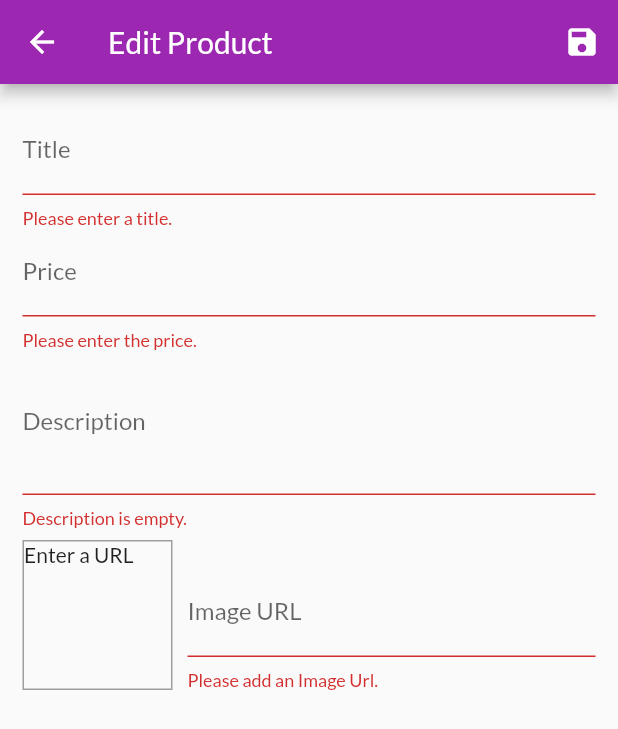
After one commit to SaadiSidali/ShopApp, a Flutter app: the EditProductScreen screen opened by its route, after a tap on the "save" icon, on a phone screen of 412 x 824 dp. The commit adds this screen. Shown: the top 729 px of the screen. Run offline on Flutter 3.47's test engine with Material 2 defaults, Android fonts, the phone set to English and light mode, and no system bars; network calls fail.

Commit message:
finshed the 9th ... was cool can't complain

```diff
--- a/lib/main.dart
+++ b/lib/main.dart
@@ -1,11 +1,13 @@
 import 'package:flutter/material.dart';
 import 'package:provider/provider.dart';
 
+import './screens/user_products_screen.dart';
 import './screens/orders_screen.dart';
 import './screens/cart_screen.dart';
-import './providers/cart.dart';
 import './screens/products_overview_screen.dart';
 import './screens/product_detail_screen.dart';
+import './screens/edit_products_screen.dart';
+import './providers/cart.dart';
 import './providers/products.dart';
 import './providers/orders.dart';
 
@@ -38,6 +40,8 @@ class MyApp extends StatelessWidget {
           ProductDetailScreen.routeName: (ctx) => ProductDetailScreen(),
           CartScreen.routeName: (ctx) => CartScreen(),
           OrdersScreen.routeName: (ctx) => OrdersScreen(),
+          UserProductsScreen.routeName: (ctx) => UserProductsScreen(),
+          EditProductScreen.routeName: (ctx) => EditProductScreen()
         },
       ),
     );
--- a/lib/providers/products.dart
+++ b/lib/providers/products.dart
@@ -48,7 +48,29 @@ class Products with ChangeNotifier {
     return _items.firstWhere((item) => item.id == id);
   }
 
-  void addProduct() {
+  void addProduct(Product product) {
+    final newProduct = Product(
+        id: DateTime.now().toString(),
+        title: product.title,
+        price: product.price,
+        description: product.description,
+        imageUrl: product.imageUrl);
+    _items.add(newProduct);
+    notifyListeners();
+  }
+
+  void updateProduct(String id, Product newProduct) {
+    final prodIndex = _items.indexWhere((prod) => prod.id == id);
+    if (prodIndex > 0) {
+      _items[prodIndex] = newProduct;
+      notifyListeners();
+    } else {
+      print('object');
+    }
+  }
+
+  void delete(String id) {
+    _items.removeWhere((prod) => prod.id == id);
     notifyListeners();
   }
 }
--- /dev/null
+++ b/lib/screens/edit_products_screen.dart
@@ -0,0 +1,241 @@
+import 'package:flutter/material.dart';
+import 'package:provider/provider.dart';
+
+import '../providers/product.dart';
+import '../providers/products.dart';
+
+class EditProductScreen extends StatefulWidget {
+  static const routeName = '/edit-product-screen';
+  @override
+  _EditProductScreenState createState() => _EditProductScreenState();
+}
+
+class _EditProductScreenState extends State<EditProductScreen> {
+  final _priceFocusNode = FocusNode();
+  final _descriptionFocusNode = FocusNode();
+  final _imageFocusNode = FocusNode();
+  final _imageUrlController = TextEditingController();
+  final _form = GlobalKey<FormState>();
+  var _editedProduct = Product(
+    id: null,
+    title: '',
+    price: 0,
+    description: '',
+    imageUrl: '',
+  );
+  var _initvalues = {
+    'title': '',
+    'price': '',
+    'description': '',
+    'imageUrl': '',
+  };
+
+  var _isInit = true;
+  @override
+  void initState() {
+    _imageFocusNode.addListener(_updateImageUrl);
+    super.initState();
+  }
+
+  @override
+  void didChangeDependencies() {
+    if (_isInit) {
+      final productId = ModalRoute.of(context).settings.arguments as String;
+      if (productId != null) {
+        _editedProduct = Provider.of<Products>(context).findById(productId);
+        _initvalues = {
+          'title': _editedProduct.title,
+          'price': _editedProduct.price.toString(),
+          'description': _editedProduct.description,
+          'imageUrl': '',
+        };
+        _imageUrlController.text = _editedProduct.imageUrl;
+      }
+    }
+    _isInit = false;
+    super.didChangeDependencies();
+  }
+
+  @override
+  void dispose() {
+    _imageFocusNode.removeListener(_updateImageUrl);
+    _priceFocusNode.dispose();
+    _descriptionFocusNode.dispose();
+    _imageUrlController.dispose();
+    _imageFocusNode.dispose();
+    super.dispose();
+  }
+
+  void _updateImageUrl() {
+    if (!_imageFocusNode.hasFocus) {
+      setState(() {});
+    }
+  }
+
+  void _saveForm() {
+    var isValid = _form.currentState.validate();
+    if (!isValid) {
+      return;
+    }
+    _form.currentState.save();
+    if (_editedProduct.id != null) {
+      Provider.of<Products>(context, listen: false)
+          .updateProduct(_editedProduct.id, _editedProduct);
+    } else {
+      Provider.of<Products>(context, listen: false).addProduct(_editedProduct);
+    }
+    Navigator.of(context).pop();
+  }
+
+  @override
+  Widget build(BuildContext context) {
+    return Scaffold(
+      appBar: AppBar(
+        title: Text('Edit Product'),
+        actions: <Widget>[
+          IconButton(
+            icon: Icon(Icons.save),
+            onPressed: _saveForm,
+          )
+        ],
+      ),
+      body: Padding(
+        padding: const EdgeInsets.all(15),
+        child: Form(
+          key: _form,
+          child: ListView(
+            children: <Widget>[
+              TextFormField(
+                initialValue: _initvalues['title'],
+                validator: (value) {
+                  if (value.isEmpty) {
+                    return 'Please enter a title.';
+                  }
+                  return null;
+                },
+                decoration: InputDecoration(labelText: 'Title'),
+                textInputAction: TextInputAction.next,
+                onFieldSubmitted: (_) {
+                  FocusScope.of(context).requestFocus(_priceFocusNode);
+                },
+                onSaved: (value) {
+                  _editedProduct = Product(
+                      title: value,
+                      price: _editedProduct.price,
+                      description: _editedProduct.description,
+                      imageUrl: _editedProduct.imageUrl,
+                      id: _editedProduct.id,
+                      isfavorite: _editedProduct.isfavorite);
+                },
+              ),
+              TextFormField(
+                initialValue: _initvalues['price'],
+                validator: (value) {
+                  if (value.isEmpty) {
+                    return 'Please enter the price.';
+                  }
+                  if (double.tryParse(value) == null) {
+                    return 'Please enter a valid price.';
+                  }
+                  if (double.parse(value) < 0) {
+                    return 'Please enter a positive price.';
+                  }
+                  return null;
+                },
+                decoration: InputDecoration(labelText: 'Price'),
+                textInputAction: TextInputAction.next,
+                keyboardType: TextInputType.number,
+                focusNode: _priceFocusNode,
+                onFieldSubmitted: (_) {
+                  FocusScope.of(context).requestFocus(_descriptionFocusNode);
+                },
+                onSaved: (value) {
+                  _editedProduct = Product(
+                      title: _editedProduct.title,
+                      price: double.parse(value),
+                      description: _editedProduct.description,
+                      imageUrl: _editedProduct.imageUrl,
+                      id: _editedProduct.id,
+                      isfavorite: _editedProduct.isfavorite);
+                },
+              ),
+              TextFormField(
+                initialValue: _initvalues['description'],
+                validator: (value) {
+                  if (value.isEmpty) {
+                    return 'Description is empty.';
+                  }
+                  return null;
+                },
+                decoration: InputDecoration(labelText: 'Description'),
+                maxLines: 3,
+                focusNode: _descriptionFocusNode,
+                keyboardType: TextInputType.multiline,
+                onSaved: (value) {
+                  _editedProduct = Product(
+                      title: _editedProduct.title,
+                      price: _editedProduct.price,
+                      description: value,
+                      imageUrl: _editedProduct.imageUrl,
+                      id: _editedProduct.id,
+                      isfavorite: _editedProduct.isfavorite);
+                },
+              ),
+              Row(
+                crossAxisAlignment: CrossAxisAlignment.end,
+                children: <Widget>[
+                  Container(
+                    width: 100,
+                    height: 100,
+                    margin: EdgeInsets.only(top: 8, right: 10),
+                    decoration: BoxDecoration(
+                      border: Border.all(
+                        width: 1,
+                        color: Colors.grey,
+                      ),
+                    ),
+                    child: _imageUrlController.text.isEmpty
+                        ? Text('Enter a URL')
+                        : FittedBox(
+                            child: Image.network(_imageUrlController.text),
+                            fit: BoxFit.cover,
+                          ),
+                  ),
+                  Expanded(
+                    child: TextFormField(
+                      validator: (value) {
+                        if (value.isEmpty) {
+                          return 'Please add an Image Url.';
+                        }
+                        if (!value.startsWith('http') && !value.startsWith('https')) {
+                          return 'Please enter a valid url';
+                        }
+                        return null;
+                      },
+                      focusNode: _imageFocusNode,
+                      decoration: InputDecoration(labelText: 'Image URL'),
+                      keyboardType: TextInputType.url,
+                      textInputAction: TextInputAction.done,
+                      controller: _imageUrlController,
+                      onSaved: (value) {
+                        _editedProduct = Product(
+                          title: _editedProduct.title,
+                          price: _editedProduct.price,
+                          description: _editedProduct.description,
+                          imageUrl: value,
+                          id: _editedProduct.id,
+                          isfavorite: _editedProduct.isfavorite,
+                        );
+                      },
+                      onFieldSubmitted: (_) => _saveForm(),
+                    ),
+                  ),
+                ],
+              )
+            ],
+          ),
+        ),
+      ),
+    );
+  }
+}
--- a/lib/widgets/app_drawer.dart
+++ b/lib/widgets/app_drawer.dart
@@ -1,5 +1,6 @@
 import 'package:flutter/material.dart';
 
+import '../screens/user_products_screen.dart';
 import '../screens/orders_screen.dart';
 
 class AppDrawer extends StatelessWidget {
@@ -28,6 +29,14 @@ class AppDrawer extends StatelessWidget {
               Navigator.of(context).pushReplacementNamed(OrdersScreen.routeName);
             },
           ),
+          Divider(),
+          ListTile(
+            leading: Icon(Icons.edit),
+            title: Text('Products'),
+            onTap: () {
+              Navigator.of(context).pushReplacementNamed(UserProductsScreen.routeName);
+            },
+          ),
         ],
       ),
     );
```
Also changed, not shown: lib/providers/cart.dart (+18 -0 lines), lib/screens/user_products_screen.dart (added, +45 -0 lines), lib/widgets/cart_item.dart (+31 -1 lines), lib/widgets/product_item.dart (+12 -5 lines), lib/widgets/user_product_item.dart (added, +46 -0 lines).
